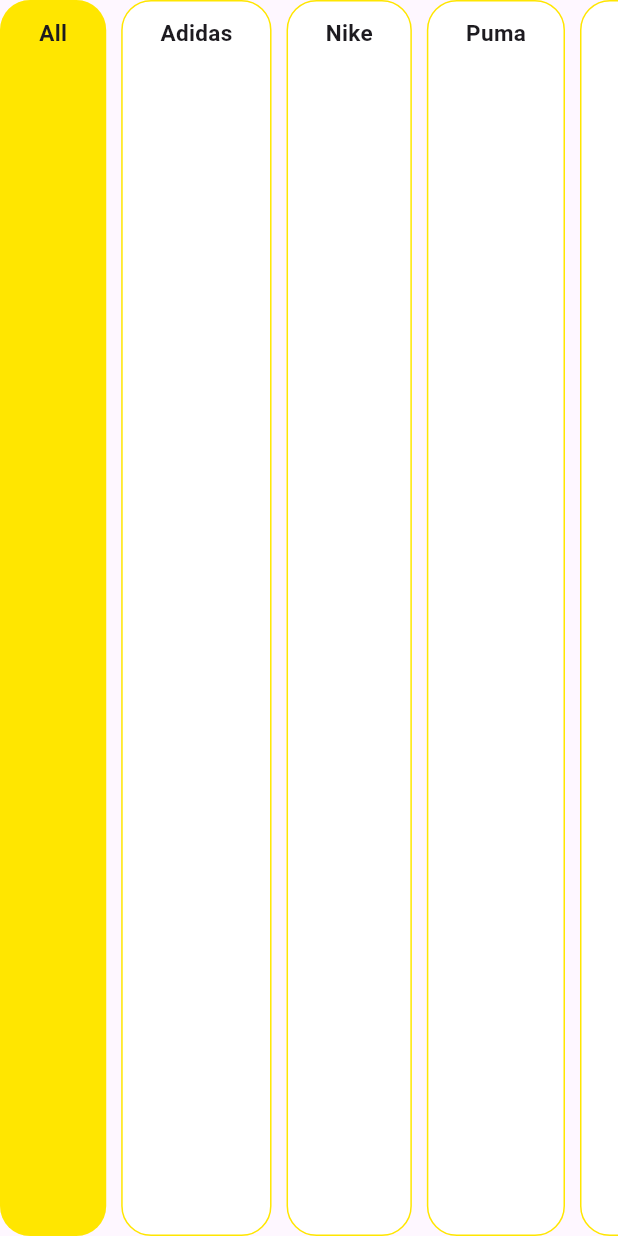
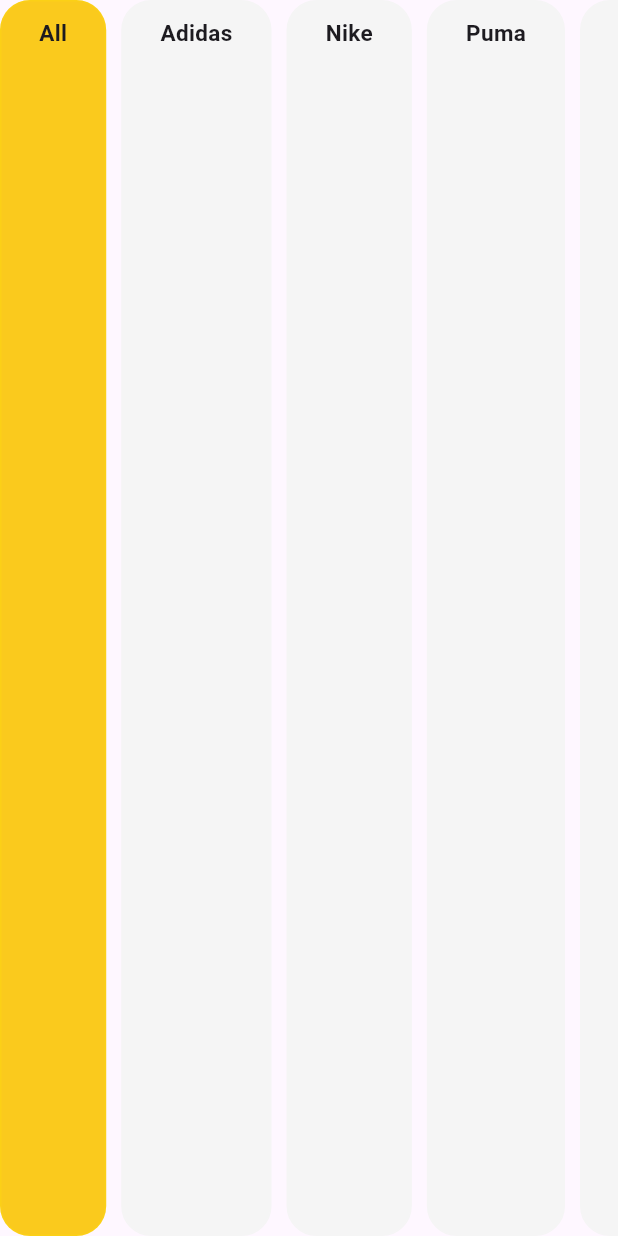
Before and after one commit to ahnafrs/Shop-App, a Flutter app: the TagList widget shown alone on an empty page, opened directly, on a phone screen of 412 x 824 dp. Run offline on Flutter 3.47's test engine with Material 2 defaults, Android fonts, the phone set to English and light mode, and no system bars; our stand-ins replace google_fonts.

```diff
--- a/shop_app/lib/tag_list.dart
+++ b/shop_app/lib/tag_list.dart
@@ -26,12 +26,12 @@ class _TagListState extends State<TagList> {
                 padding: EdgeInsets.symmetric(horizontal: 25, vertical: 10),
                 decoration: BoxDecoration(
                   color: selected == index
-                      ? Color.fromARGB(255, 255, 230, 0)
-                      : Colors.white,
+                      ? Color.fromARGB(255, 250, 202, 29)
+                      : Color.fromARGB(255, 245, 245, 245),
                   border: Border.all(
                     color: selected == index
                         ? Color.fromARGB(255, 255, 230, 0).withOpacity(0.2)
-                        : Color.fromARGB(255, 255, 230, 0),
+                        : Color.fromARGB(255, 245, 245, 245),
                   ),
                   borderRadius: BorderRadius.circular(20),
                 ),
```
Also changed, not shown: shop_app/lib/home_page.dart (+37 -4 lines).
